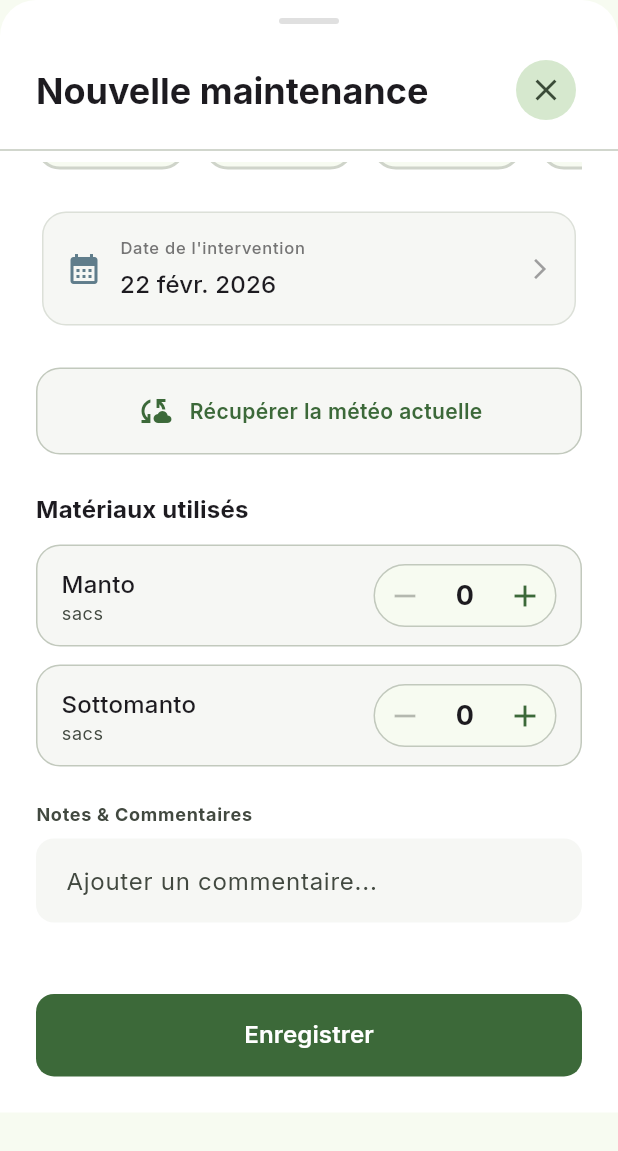
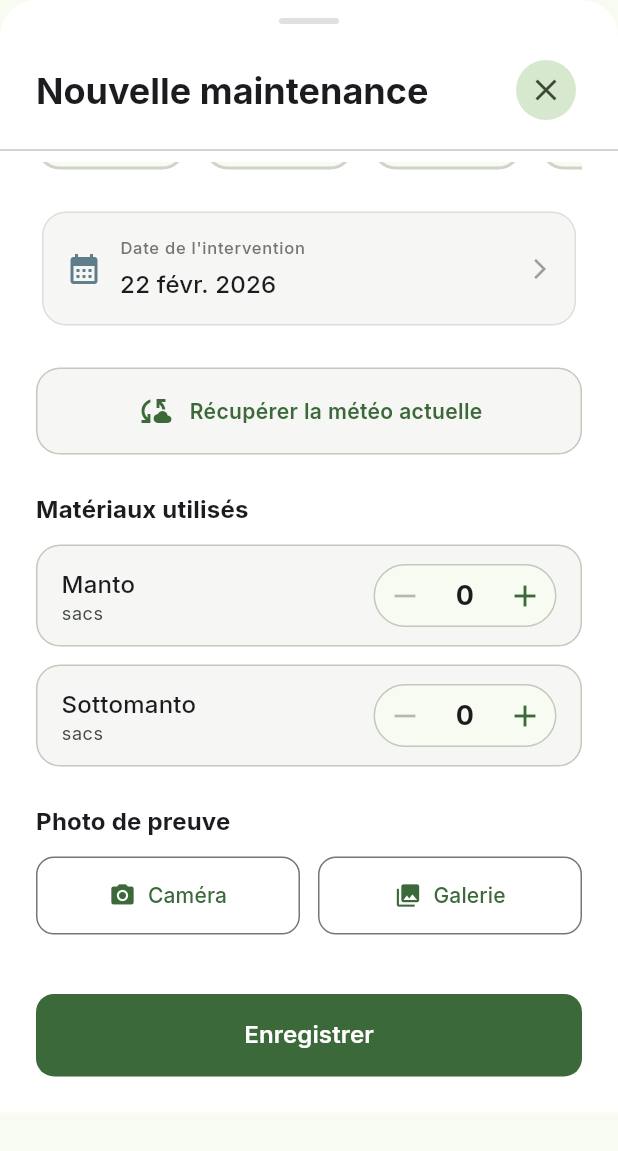
Before and after one commit to Simokes/tenniscourtcare, a Flutter app: the AddMaintenanceSheet widget shown alone on an empty page, opened directly with empty values, scrolled down 175 dp, on a phone screen of 412 x 824 dp. Shown: the top 1151 px of the screen. Run offline on Flutter 3.47's test engine with Material 3 defaults, Android fonts, the phone set to English and light mode, and no system bars; our stand-ins replace drift, fl_chart, flutter_riverpod, flutter_secure_storage, go_router, google_fonts and 5 more; missing offline and left inert: dart:html; accounts and stored records are empty; generated files the repository leaves out were written again.

Commit message:
feat: Add photo proof to maintenance
- Add `imagePath` to `Maintenances` table and `Maintenance` entity.
- Create `MaintenanceMapper` to handle domain-entity mapping.
- Implement `ImagePickerService` for camera/gallery access and permanent storage.
- Update `AddMaintenanceSheet` to include photo capture UI.
- Update `AppDatabase` schema to v6 with migration logic.
- Add native permissions for Android and iOS.

Co-authored-by: Simokes <186972204+Simokes@users.noreply.github.com>

```diff
--- a/lib/data/database/tables/maintenances.dart
+++ b/lib/data/database/tables/maintenances.dart
@@ -14,4 +14,6 @@ class Maintenances extends Table {
       integer().withDefault(const Constant(0))();
   IntColumn get sacsSiliceUtilises =>
       integer().withDefault(const Constant(0))();
+
+  TextColumn get imagePath => text().nullable()();
 }
--- a/lib/domain/entities/maintenance.dart
+++ b/lib/domain/entities/maintenance.dart
@@ -11,6 +11,9 @@ class Maintenance {
   final int sacsMantoUtilises;
   final int sacsSottomantoUtilises;
   final int sacsSiliceUtilises;
+
+  /// Chemin vers la photo de preuve (optionnel)
+  final String? imagePath;
 
   /// Snapshot météo au moment de la maintenance (optionnel)
   final WeatherSnapshot? weather;
@@ -28,6 +31,7 @@ class Maintenance {
     required this.sacsMantoUtilises,
     required this.sacsSottomantoUtilises,
     required this.sacsSiliceUtilises,
+    this.imagePath,
     this.weather,
     this.terrainGele,
     this.terrainImpraticable,
@@ -42,6 +46,7 @@ class Maintenance {
     int? sacsMantoUtilises,
     int? sacsSottomantoUtilises,
     int? sacsSiliceUtilises,
+    String? imagePath,
     WeatherSnapshot? weather,
     bool? terrainGele,
     bool? terrainImpraticable,
@@ -56,6 +61,7 @@ class Maintenance {
       sacsSottomantoUtilises:
           sacsSottomantoUtilises ?? this.sacsSottomantoUtilises,
       sacsSiliceUtilises: sacsSiliceUtilises ?? this.sacsSiliceUtilises,
+      imagePath: imagePath ?? this.imagePath,
       weather: weather ?? this.weather,
       terrainGele: terrainGele ?? this.terrainGele,
       terrainImpraticable: terrainImpraticable ?? this.terrainImpraticable,
@@ -75,6 +81,7 @@ class Maintenance {
           sacsMantoUtilises == other.sacsMantoUtilises &&
           sacsSottomantoUtilises == other.sacsSottomantoUtilises &&
           sacsSiliceUtilises == other.sacsSiliceUtilises &&
+          imagePath == other.imagePath &&
           weather == other.weather &&
           terrainGele == other.terrainGele &&
           terrainImpraticable == other.terrainImpraticable;
@@ -89,6 +96,7 @@ class Maintenance {
       sacsMantoUtilises.hashCode ^
       sacsSottomantoUtilises.hashCode ^
       sacsSiliceUtilises.hashCode ^
+      imagePath.hashCode ^
       weather.hashCode ^
       terrainGele.hashCode ^
       terrainImpraticable.hashCode;
@@ -97,5 +105,6 @@ class Maintenance {
   String toString() =>
       'Maintenance(id: $id, terrainId: $terrainId, type: $type, date: $date, '
       'manto: $sacsMantoUtilises, sotto: $sacsSottomantoUtilises, silice: $sacsSiliceUtilises, '
+      'imagePath: $imagePath, '
       'weather: $weather, gele: $terrainGele, impraticable: $terrainImpraticable)';
 }
--- a/lib/presentation/widgets/add_maintenance_sheet.dart
+++ b/lib/presentation/widgets/add_maintenance_sheet.dart
@@ -12,9 +12,11 @@ import 'quantity_selector.dart';
 import 'weather_card.dart';
 import 'premium/premium_card.dart';
 import 'premium/premium_button.dart';
+import 'dart:io';
 import 'premium/premium_text_form_field.dart';
 import '../providers/refill_recommendation_provider.dart';
 import 'maintenance/refill_recommendation_card.dart';
+import '../../infrastructure/services/image_picker_service.dart';
 
 class AddMaintenanceSheet extends ConsumerStatefulWidget {
   final Terrain terrain;
@@ -39,12 +41,14 @@ class _AddMaintenanceSheetState extends ConsumerState<AddMaintenanceSheet> {
   late int _sacsManto;
   late int _sacsSottomanto;
   late int _sacsSilice;
+  String? _imagePath;
   WeatherSnapshot? _weather;
   double? _precip24h;
   bool? _frozen;
   bool? _unplayable;
 
   final _dateFormat = DateFormat('dd MMM yyyy', 'fr_FR');
+  final _imagePickerService = ImagePickerService();
 
   @override
   void initState() {
@@ -57,6 +61,7 @@ class _AddMaintenanceSheetState extends ConsumerState<AddMaintenanceSheet> {
       _sacsManto = m.sacsMantoUtilises;
       _sacsSottomanto = m.sacsSottomantoUtilises;
       _sacsSilice = m.sacsSiliceUtilises;
+      _imagePath = m.imagePath;
       _weather = m.weather;
       _frozen = m.terrainGele;
       _unplayable = m.terrainImpraticable;
@@ -66,6 +71,23 @@ class _AddMaintenanceSheetState extends ConsumerState<AddMaintenanceSheet> {
       _sacsManto = 0;
       _sacsSottomanto = 0;
       _sacsSilice = 0;
+    }
+  }
+
+  Future<void> _pickImage(bool fromCamera) async {
+    try {
+      final path = fromCamera
+          ? await _imagePickerService.pickImageFromCamera()
+          : await _imagePickerService.pickImageFromGallery();
+
+      if (path != null) {
+        setState(() => _imagePath = path);
+      }
+    } catch (e) {
+      if (!mounted) return;
+      ScaffoldMessenger.of(context).showSnackBar(
+        SnackBar(content: Text('Erreur lors de la sélection de l\'image: $e')),
+      );
     }
   }
 
@@ -145,6 +167,7 @@ class _AddMaintenanceSheetState extends ConsumerState<AddMaintenanceSheet> {
       sacsMantoUtilises: _sacsManto,
       sacsSottomantoUtilises: _sacsSottomanto,
       sacsSiliceUtilises: _sacsSilice,
+      imagePath: _imagePath,
       weather: _weather,
       terrainGele: _frozen,
       terrainImpraticable: _unplayable,
@@ -377,6 +400,71 @@ class _AddMaintenanceSheetState extends ConsumerState<AddMaintenanceSheet> {
 
                         const SizedBox(height: 24),
 
+                        // Photo de preuve
+                        Text(
+                          'Photo de preuve',
+                          style: Theme.of(context).textTheme.titleMedium?.copyWith(
+                                fontWeight: FontWeight.bold,
+                              ),
+                        ),
+                        const SizedBox(height: 12),
+                        if (_imagePath != null)
+                          Stack(
+                            alignment: Alignment.topRight,
+                            children: [
+                              ClipRRect(
+                                borderRadius: BorderRadius.circular(12),
+                                child: Image.file(
+                                  File(_imagePath!),
+                                  height: 200,
+                                  width: double.infinity,
+                                  fit: BoxFit.cover,
+                                ),
+                              ),
+                              IconButton(
+                                onPressed: () => setState(() => _imagePath = null),
+                                icon: const Icon(Icons.remove_circle, color: Colors.red),
+                                style: IconButton.styleFrom(
+                                  backgroundColor: Colors.white,
+                                ),
+                              ),
+                            ],
+                          )
+                        else
+                          Row(
+                            children: [
+                              Expanded(
+                                child: OutlinedButton.icon(
+                                  onPressed: () => _pickImage(true),
+                                  icon: const Icon(Icons.camera_alt),
+                                  label: const Text('Caméra'),
+                                  style: OutlinedButton.styleFrom(
+                                    padding: const EdgeInsets.symmetric(vertical: 16),
+                                    shape: RoundedRectangleBorder(
+                                      borderRadius: BorderRadius.circular(12),
+                                    ),
+                                  ),
+                                ),
+                              ),
+                              const SizedBox(width: 12),
+                              Expanded(
+                                child: OutlinedButton.icon(
+                                  onPressed: () => _pickImage(false),
+                                  icon: const Icon(Icons.photo_library),
+                                  label: const Text('Galerie'),
+                                  style: OutlinedButton.styleFrom(
+                                    padding: const EdgeInsets.symmetric(vertical: 16),
+                                    shape: RoundedRectangleBorder(
+                                      borderRadius: BorderRadius.circular(12),
+                                    ),
+                                  ),
+                                ),
+                              ),
+                            ],
+                          ),
+
+                        const SizedBox(height: 24),
+
                         // Commentaire
                         PremiumTextFormField(
                           label: 'Notes & Commentaires',
--- a/pubspec.yaml
+++ b/pubspec.yaml
@@ -25,7 +25,7 @@ dependencies:
   # Drift (SQLite)
   drift: ^2.18.0
   sqlite3_flutter_libs: ^0.5.20
-  path_provider: ^2.1.2
+  path_provider: ^2.1.5
   path: ^1.9.0
   go_router: ^17.1.0
   flutter_secure_storage: ^10.0.0
@@ -34,6 +34,7 @@ dependencies:
   google_fonts: ^8.0.2
   table_calendar: ^3.1.3
   share_plus: ^12.0.1
+  image_picker: ^1.2.1
 
 dev_dependencies:
   flutter_test:
```
Also changed, not shown: lib/data/database/app_database.dart (+14 -54 lines), lib/data/mappers/maintenance_mapper.dart (added, +35 -0 lines), lib/infrastructure/services/image_picker_service.dart (added, +54 -0 lines), pubspec.lock, 7 other files.
